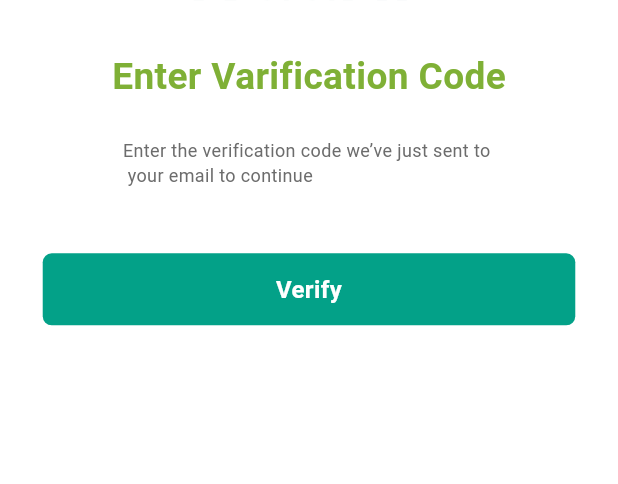
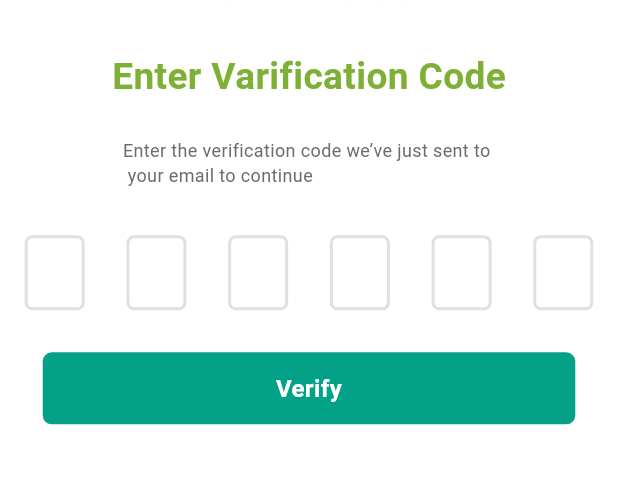
Before and after one commit to csemobin/waafii_app, a Flutter app: the ValidationScreen screen opened by its route, on a phone screen of 412 x 824 dp, the part 216-700 px from its top. Run offline on Flutter 3.47's test engine with Material 3 defaults, Android fonts, the phone set to English and light mode, and no system bars; drawn by our look-alikes of pin_code_fields; our stand-ins replace flutter_screenutil, flutter_svg, get.

```diff
--- a/lib/main.dart
+++ b/lib/main.dart
@@ -18,7 +18,7 @@ class MyApp extends StatelessWidget{
         debugShowCheckedModeBanner: false,
         title: "Valentines Pro Service",
         // home: const SplashScreen(),
-        initialRoute: AppRoutes.errorScreen,
+        initialRoute: AppRoutes.splashScreen,
         getPages: AppRoutes.routes,
         // theme: light(),
         themeMode: ThemeMode.light,
--- a/lib/views/screens/auth/validation.dart
+++ b/lib/views/screens/auth/validation.dart
@@ -1,8 +1,7 @@
-import 'package:flutter/gestures.dart';
 import 'package:flutter/material.dart';
 import 'package:flutter_svg/flutter_svg.dart';
+import 'package:pin_code_fields/pin_code_fields.dart';
 import 'package:waafii/global/custom_assets/custom_button.dart';
-import 'package:waafii/global/custom_assets/custom_input_field.dart';
 import 'package:waafii/utils/app_colors.dart';
 import 'package:waafii/utils/app_icons.dart';
 
@@ -14,11 +13,10 @@ class ValidationScreen extends StatefulWidget {
 }
 
 class _ValidationScreenState extends State<ValidationScreen> {
-  final TextEditingController _emailTEController = TextEditingController();
-  final TextEditingController _passwordTEController = TextEditingController();
+  final TextEditingController _otpTEController = TextEditingController();
 
   @override
-  Widget build(BuildContext) {
+  Widget build(BuildContext context) {
     // Media Query related work are here
     final size = MediaQuery.of(context).size;
     final double height = size.height;
@@ -67,7 +65,46 @@ class _ValidationScreenState extends State<ValidationScreen> {
                 children: [
 
                   /* Pin Related Work are start here */
+                  PinCodeTextField(
+                    cursorColor: Colors.white,
+                    backgroundColor: Colors.white,
 
+                    length: 6,
+                    obscureText: false,
+                    animationType: AnimationType.fade,
+                    pinTheme: PinTheme(
+                     inactiveColor: Colors.grey.shade300,
+                      inactiveFillColor: Colors.white,
+
+                      selectedFillColor: Colors.white,
+                      selectedColor: Colors.orange,
+
+                      activeColor: Colors.orange,
+                      activeFillColor: Colors.white,
+
+                      shape: PinCodeFieldShape.box,
+                      borderRadius: BorderRadius.circular(5),
+                      fieldHeight: 50,
+                      fieldWidth: 40,
+                    ),
+
+                    /*
+                    * gray-200
+                    * orange
+                    *
+                    * */
+                    animationDuration: Duration(milliseconds: 300),
+                    enableActiveFill: true,
+                    controller: _otpTEController,
+
+                    beforeTextPaste: (text) {
+                      print("Allowing to paste $text");
+                      //if you return true then it will show the paste confirmation dialog. Otherwise if false, then nothing will happen.
+                      //but you can show anything you want here, like your pop up saying wrong paste format or etc
+                      return true;
+                    }, appContext: context,
+
+                  ),
                   /* Pin Related Work are end here */
 
                   Padding(
@@ -82,12 +119,11 @@ class _ValidationScreenState extends State<ValidationScreen> {
       ),
     );
   }
-  // On Tap Terms Handler
+
   void _onTapTermsHandler(){
     // TODO : using On tap Terms
   }
 
-  // On TapPrivacyPolicyHandler
   void _onTapPrivacyPolicyHandler(){
     // TODO : using On tap Terms
   }
```
Also changed, not shown: lib/views/screens/dummyScreen.dart (added, +16 -0 lines), lib/views/screens/onboard/on_board_screen.dart (+65 -3 lines).
